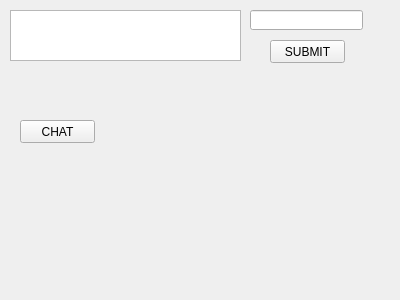
Qt form poke.ui (abcdelf/Poke-1) before a commit.
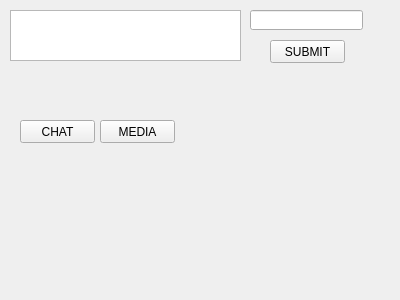
The same form after that commit.

What changed in the file:
```diff
--- a/poke.ui
+++ b/poke.ui
@@ -60,6 +60,19 @@
      <string>CHAT</string>
     </property>
    </widget>
+   <widget class="QPushButton" name="gomedia">
+    <property name="geometry">
+     <rect>
+      <x>100</x>
+      <y>120</y>
+      <width>75</width>
+      <height>23</height>
+     </rect>
+    </property>
+    <property name="text">
+     <string>MEDIA</string>
+    </property>
+   </widget>
   </widget>
  </widget>
  <layoutdefault spacing="6" margin="11"/>
```
